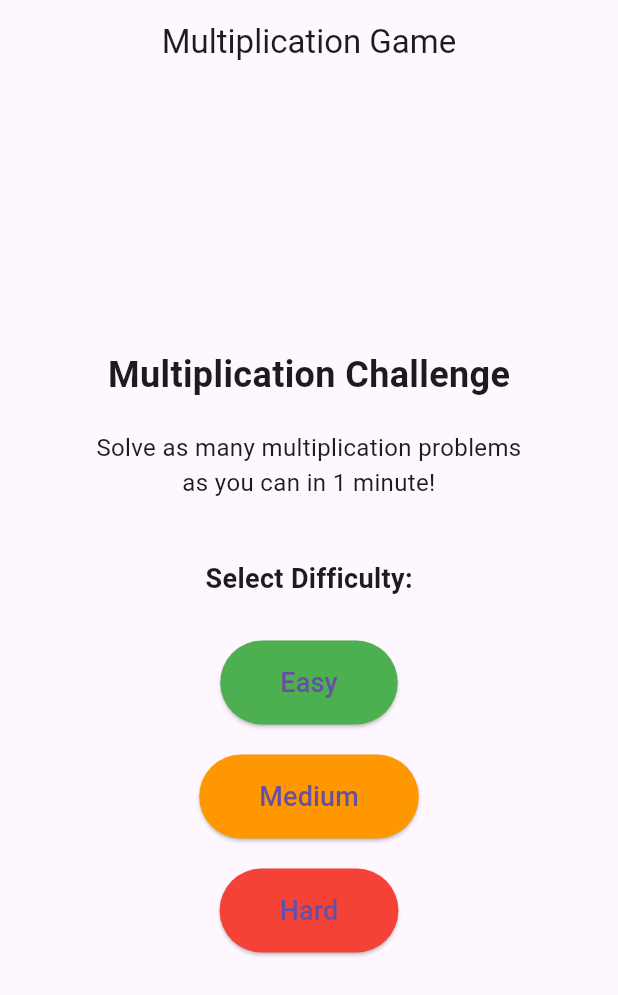
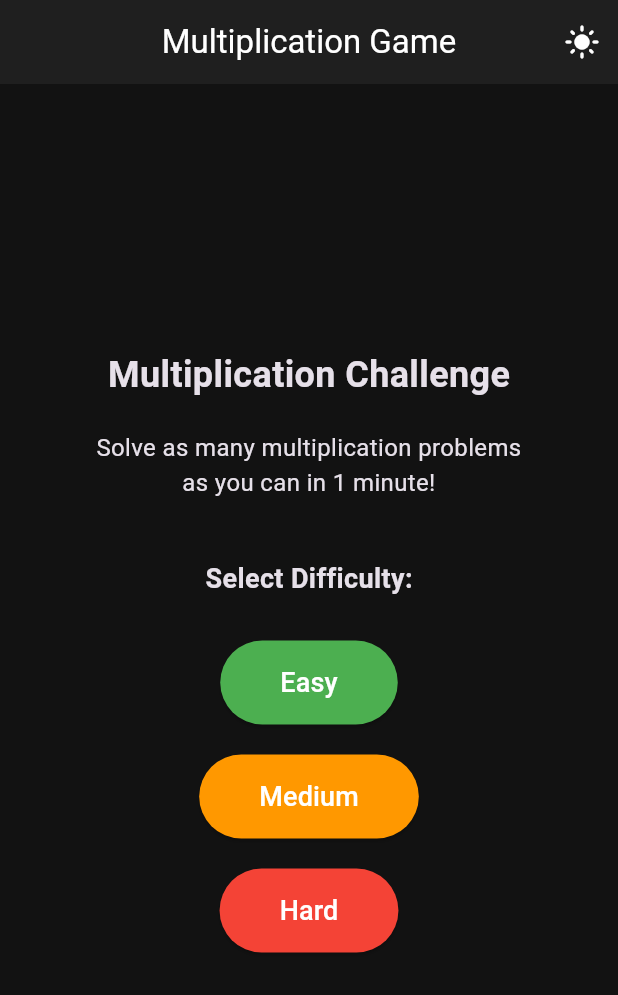
Before and after one commit to szels/multiplication-game, a Flutter app: the screen it shows after launch, on a phone screen of 412 x 824 dp. Shown: the top 995 px of the screen. Run offline on Flutter 3.47's test engine with Material 3 defaults, Android fonts, the phone set to English and light mode, and no system bars; our stand-ins replace shared_preferences.

Commit message:
Add dark mode support with theme toggle and default to dark mode

```diff
--- a/lib/main.dart
+++ b/lib/main.dart
@@ -1,8 +1,15 @@
 import 'package:flutter/material.dart';
+import 'package:provider/provider.dart';
 import 'screens/home_screen.dart';
+import 'providers/theme_provider.dart';
 
 void main() {
-  runApp(const MultiplicationGame());
+  runApp(
+    ChangeNotifierProvider(
+      create: (_) => ThemeProvider(),
+      child: const MultiplicationGame(),
+    ),
+  );
 }
 
 class MultiplicationGame extends StatelessWidget {
@@ -10,14 +17,14 @@ class MultiplicationGame extends StatelessWidget {
 
   @override
   Widget build(BuildContext context) {
-    return MaterialApp(
-      title: 'Multiplication Game',
-      theme: ThemeData(
-        primarySwatch: Colors.blue,
-        visualDensity: VisualDensity.adaptivePlatformDensity,
-        useMaterial3: true,
-      ),
-      home: const HomeScreen(),
+    return Consumer<ThemeProvider>(
+      builder: (context, themeProvider, child) {
+        return MaterialApp(
+          title: 'Multiplication Game',
+          theme: themeProvider.theme,
+          home: const HomeScreen(),
+        );
+      },
     );
   }
 }
--- /dev/null
+++ b/lib/providers/theme_provider.dart
@@ -0,0 +1,60 @@
+import 'package:flutter/material.dart';
+import 'package:shared_preferences/shared_preferences.dart';
+
+class ThemeProvider with ChangeNotifier {
+  static const String _themeKey = 'isDarkMode';
+  bool _isDarkMode = true;
+
+  bool get isDarkMode => _isDarkMode;
+
+  ThemeProvider() {
+    _loadTheme();
+  }
+
+  Future<void> _loadTheme() async {
+    final prefs = await SharedPreferences.getInstance();
+    _isDarkMode = prefs.getBool(_themeKey) ?? true;
+    notifyListeners();
+  }
+
+  Future<void> toggleTheme() async {
+    _isDarkMode = !_isDarkMode;
+    final prefs = await SharedPreferences.getInstance();
+    await prefs.setBool(_themeKey, _isDarkMode);
+    notifyListeners();
+  }
+
+  ThemeData get theme => _isDarkMode ? _darkTheme : _lightTheme;
+
+  static final _lightTheme = ThemeData(
+    useMaterial3: true,
+    brightness: Brightness.light,
+    primarySwatch: Colors.blue,
+    scaffoldBackgroundColor: Colors.white,
+    appBarTheme: const AppBarTheme(
+      backgroundColor: Colors.blue,
+      foregroundColor: Colors.white,
+    ),
+    elevatedButtonTheme: ElevatedButtonThemeData(
+      style: ElevatedButton.styleFrom(
+        foregroundColor: Colors.white,
+      ),
+    ),
+  );
+
+  static final _darkTheme = ThemeData(
+    useMaterial3: true,
+    brightness: Brightness.dark,
+    primarySwatch: Colors.blue,
+    scaffoldBackgroundColor: const Color(0xFF121212),
+    appBarTheme: const AppBarTheme(
+      backgroundColor: Color(0xFF1F1F1F),
+      foregroundColor: Colors.white,
+    ),
+    elevatedButtonTheme: ElevatedButtonThemeData(
+      style: ElevatedButton.styleFrom(
+        foregroundColor: Colors.white,
+      ),
+    ),
+  );
+}
--- a/lib/screens/game_screen.dart
+++ b/lib/screens/game_screen.dart
@@ -19,7 +19,7 @@ class GameScreen extends StatefulWidget {
 
 class _GameScreenState extends State<GameScreen> {
   int _score = 0;
-  int _timeLeft =10;
+  int _timeLeft = 60;
   int _num1 = 0;
   int _num2 = 0;
   int _correctAnswer = 0;
--- a/lib/screens/home_screen.dart
+++ b/lib/screens/home_screen.dart
@@ -1,7 +1,9 @@
 import 'package:flutter/material.dart';
+import 'package:provider/provider.dart';
 import 'game_screen.dart';
 import '../models/high_score.dart';
 import '../models/difficulty.dart';
+import '../providers/theme_provider.dart';
 
 class HomeScreen extends StatelessWidget {
   const HomeScreen({super.key});
@@ -12,6 +14,20 @@ class HomeScreen extends StatelessWidget {
       appBar: AppBar(
         title: const Text('Multiplication Game'),
         centerTitle: true,
+        actions: [
+          IconButton(
+            icon: Consumer<ThemeProvider>(
+              builder: (context, themeProvider, child) {
+                return Icon(
+                  themeProvider.isDarkMode ? Icons.light_mode : Icons.dark_mode,
+                );
+              },
+            ),
+            onPressed: () {
+              context.read<ThemeProvider>().toggleTheme();
+            },
+          ),
+        ],
       ),
       body: Center(
         child: Column(
--- a/pubspec.yaml
+++ b/pubspec.yaml
@@ -11,6 +11,7 @@ dependencies:
     sdk: flutter
   cupertino_icons: ^1.0.2
   shared_preferences: ^2.2.2
+  provider: ^6.1.1
 
 dev_dependencies:
   flutter_test:
```
Also changed, not shown: pubspec.lock.
